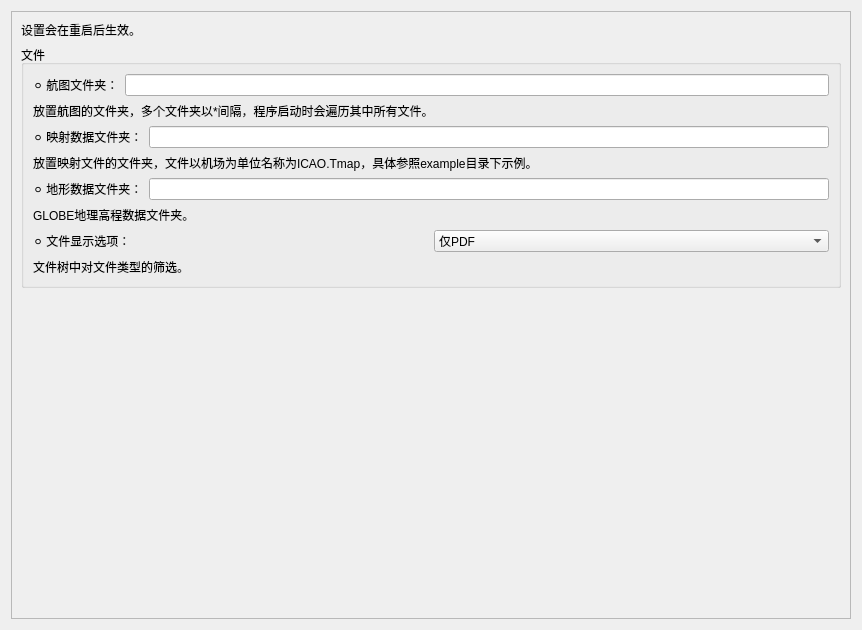
Old version of the form src/gui/options_widget.ui in the repository Eyderoe/ChartNavigation.
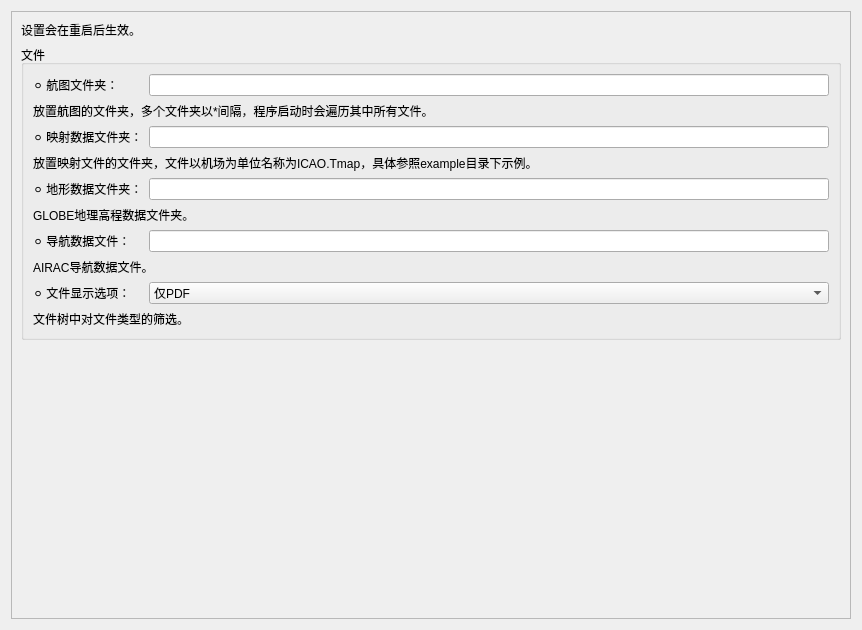
New version of the form.

What changed in the file:
```diff
--- a/src/gui/options_widget.ui
+++ b/src/gui/options_widget.ui
@@ -47,80 +47,83 @@
          <property name="title">
           <string>文件</string>
          </property>
-         <layout class="QVBoxLayout" name="verticalLayout_2">
-          <item>
-           <layout class="QHBoxLayout" name="horizontalLayout_2">
-            <item>
+         <layout class="QGridLayout" name="gridLayout_2">
+          <item row="0" column="0">
              <widget class="QLabel" name="label">
               <property name="text">
                <string>⚪ 航图文件夹：</string>
               </property>
              </widget>
             </item>
-            <item>
+          <item row="0" column="1">
              <widget class="QLineEdit" name="chartFolder_lineEdit"/>
             </item>
-           </layout>
-          </item>
-          <item>
+          <item row="1" column="0" colspan="2">
            <widget class="QLabel" name="label_remark_7">
             <property name="text">
              <string>放置航图的文件夹，多个文件夹以*间隔，程序启动时会遍历其中所有文件。</string>
             </property>
            </widget>
           </item>
-          <item>
-           <layout class="QHBoxLayout" name="horizontalLayout_3">
-            <item>
+          <item row="2" column="0">
              <widget class="QLabel" name="label_2">
               <property name="text">
                <string>⚪ 映射数据文件夹：</string>
               </property>
              </widget>
             </item>
-            <item>
+          <item row="2" column="1">
              <widget class="QLineEdit" name="mappingFoler_lineEdit"/>
             </item>
-           </layout>
-          </item>
-          <item>
+          <item row="3" column="0" colspan="2">
            <widget class="QLabel" name="label_remark_8">
             <property name="text">
              <string>放置映射文件的文件夹，文件以机场为单位名称为ICAO.Tmap，具体参照example目录下示例。</string>
             </property>
            </widget>
           </item>
-          <item>
-           <layout class="QHBoxLayout" name="horizontalLayout_4">
-            <item>
+          <item row="4" column="0">
              <widget class="QLabel" name="label_3">
               <property name="text">
                <string>⚪ 地形数据文件夹：</string>
               </property>
              </widget>
             </item>
-            <item>
+          <item row="4" column="1">
              <widget class="QLineEdit" name="globeFoler_lineEdit"/>
             </item>
-           </layout>
-          </item>
-          <item>
+          <item row="5" column="0" colspan="2">
            <widget class="QLabel" name="label_remark_9">
             <property name="text">
              <string>GLOBE地理高程数据文件夹。</string>
             </property>
            </widget>
           </item>
-          <item>
-           <layout class="QHBoxLayout" name="horizontalLayout_10">
-            <item>
+          <item row="6" column="0">
+           <widget class="QLabel" name="label_27">
+            <property name="text">
+             <string>⚪ 导航数据文件：</string>
+            </property>
+           </widget>
+          </item>
+          <item row="6" column="1">
+           <widget class="QLineEdit" name="airac_lineEdit"/>
+          </item>
+          <item row="7" column="0" colspan="2">
+           <widget class="QLabel" name="label_remark_10">
+            <property name="text">
+             <string>AIRAC导航数据文件。</string>
+            </property>
+           </widget>
+          </item>
+          <item row="8" column="0">
              <widget class="QLabel" name="label_26">
               <property name="text">
                <string>⚪ 文件显示选项：</string>
               </property>
              </widget>
             </item>
-            <item>
+          <item row="8" column="1">
              <widget class="QComboBox" name="onlyPdf_comboBox">
               <item>
                <property name="text">
@@ -134,9 +137,7 @@
               </item>
              </widget>
             </item>
-           </layout>
-          </item>
-          <item>
+          <item row="9" column="0" colspan="2">
            <widget class="QLabel" name="label_remark_6">
             <property name="text">
              <string>文件树中对文件类型的筛选。</string>
```
Lines whose indentation alone changed are shown as unchanged.
